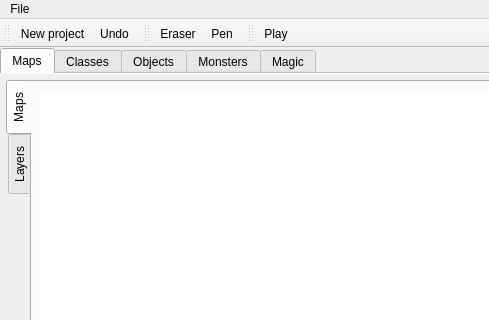
Old version of the form src/GeneralWindow.ui in the repository dummymeuporg/dummyeditor; both pictures show x 0 to 489 and y 0 to 320 of the 1084 by 756 pixel window.
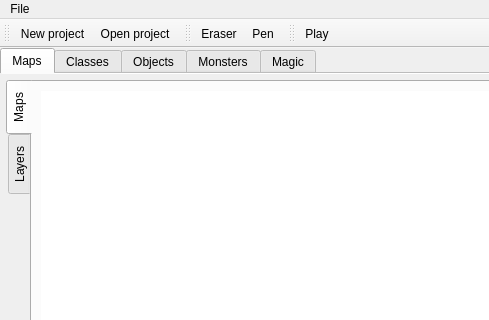
New version of the form. Icons and pictures are not drawn.

Commit message: Add 'Open project' action

```diff
--- a/src/GeneralWindow.ui
+++ b/src/GeneralWindow.ui
@@ -267,7 +267,7 @@
     <property name="title">
      <string>File</string>
     </property>
-    <addaction name="actionNew_project"/>
+    <addaction name="actionNew"/>
    </widget>
    <addaction name="menuFile"/>
   </widget>
@@ -282,8 +282,8 @@
    <attribute name="toolBarBreak">
     <bool>false</bool>
    </attribute>
-   <addaction name="actionNew_project"/>
-   <addaction name="actionUndo"/>
+   <addaction name="actionNew"/>
+   <addaction name="actionOpen"/>
   </widget>
   <widget class="QToolBar" name="toolbar_mapTools">
    <property name="windowTitle">
@@ -310,7 +310,7 @@
    </attribute>
    <addaction name="actionPlay"/>
   </widget>
-  <action name="actionNew_project">
+  <action name="actionNew">
    <property name="icon">
     <iconset resource="../icons.qrc">
      <normaloff>:/icons/newProject_Icon.png</normaloff>:/icons/newProject_Icon.png</iconset>
@@ -355,6 +355,15 @@
     <string>Play</string>
    </property>
   </action>
+  <action name="actionOpen">
+   <property name="icon">
+    <iconset resource="../icons.qrc">
+     <normaloff>:/icons/openProject_Icon.png</normaloff>:/icons/openProject_Icon.png</iconset>
+   </property>
+   <property name="text">
+    <string>Open project</string>
+   </property>
+  </action>
  </widget>
  <resources>
   <include location="../icons.qrc"/>
```
The commit also changes 2 other files.
